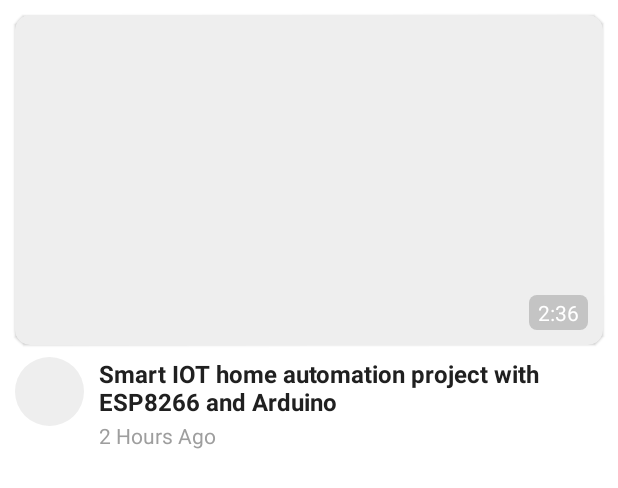
After one commit to ExamplesOnly/EO-Android, an Android app: the layout example_item_one.xml on its own in the app's theme, with its tools: preview values and no code run, on a phone screen of 412 x 824 dp. The commit adds this screen. Shown: the top 488 px of the screen. Run offline under Robolectric (Android 15) with nearby library versions, the phone set to English and light mode, and no system bars.

Commit message:
Home: build home layout

```diff
--- a/app/build.gradle
+++ b/app/build.gradle
@@ -51,12 +51,16 @@ dependencies {
 
     // UI components
     implementation 'com.google.android.material:material:1.2.1'
+    implementation 'de.hdodenhof:circleimageview:3.1.0'
     implementation project(':gallerypicker')
 
     //network
     implementation 'com.squareup.retrofit2:retrofit:2.9.0'
     implementation 'com.google.code.gson:gson:2.8.5'
     implementation 'com.squareup.retrofit2:converter-gson:2.1.0'
+    implementation 'com.github.bumptech.glide:glide:4.11.0'
+    annotationProcessor 'com.github.bumptech.glide:compiler:4.11.0'
+
     implementation 'com.google.android.gms:play-services-auth:18.1.0'
 
     implementation "androidx.core:core-ktx:1.3.2"
--- a/app/src/main/AndroidManifest.xml
+++ b/app/src/main/AndroidManifest.xml
@@ -5,6 +5,7 @@
     <uses-permission android:name="android.permission.READ_EXTERNAL_STORAGE" />
     <uses-permission android:name="android.permission.WRITE_EXTERNAL_STORAGE" />
     <uses-permission android:name="android.permission.CAMERA" />
+    <uses-permission android:name="android.permission.INTERNET" />
 
     <application
         android:allowBackup="true"
@@ -14,7 +15,6 @@
         android:roundIcon="@mipmap/ic_launcher_round"
         android:supportsRtl="true"
         android:theme="@style/AppTheme">
-        <activity android:name=".ui.activity.VideoPickerActivity"></activity>
         <activity android:name=".ui.activity.LoginActivity" />
         <activity android:name=".ui.activity.LaunchActivity">
             <intent-filter>
--- /dev/null
+++ b/app/src/main/java/com/examplesonly/android/ui/view/ExampleCard.java
@@ -0,0 +1,31 @@
+package com.examplesonly.android.ui.view;
+
+import android.content.Context;
+import android.util.AttributeSet;
+import android.view.View;
+import com.google.android.material.card.MaterialCardView;
+
+public class ExampleCard extends MaterialCardView {
+
+    public ExampleCard(final Context context, final AttributeSet attrs) {
+        super(context, attrs);
+    }
+
+    @Override
+    protected void onMeasure(final int widthMeasureSpec, final int heightMeasureSpec) {
+        super.onMeasure(widthMeasureSpec, heightMeasureSpec);
+
+        int width = getMeasuredWidth();
+        int height = (int) (width / 1.7778);
+
+        setMeasuredDimension(width, height);
+
+        final int count = getChildCount();
+        for (int i = 0; i < count; i++) {
+            final View v = getChildAt(i);
+            v.measure(MeasureSpec.makeMeasureSpec(getMeasuredWidth(),
+                    MeasureSpec.EXACTLY), MeasureSpec.makeMeasureSpec(
+                    getMeasuredHeight(), MeasureSpec.EXACTLY));
+        }
+    }
+}
--- /dev/null
+++ b/app/src/main/res/drawable/bg_duration_chip.xml
@@ -0,0 +1,11 @@
+<?xml version="1.0" encoding="UTF-8"?>
+<shape xmlns:android="http://schemas.android.com/apk/res/android"
+    android:id="@+id/listview_background_shape">
+    <padding
+        android:bottom="2dp"
+        android:left="2dp"
+        android:right="2dp"
+        android:top="2dp" />
+    <corners android:radius="5dp" />
+    <solid android:color="#34202020" />
+</shape>
--- /dev/null
+++ b/app/src/main/res/layout/example_item_one.xml
@@ -0,0 +1,96 @@
+<?xml version="1.0" encoding="utf-8"?>
+<androidx.constraintlayout.widget.ConstraintLayout xmlns:android="http://schemas.android.com/apk/res/android"
+    xmlns:app="http://schemas.android.com/apk/res-auto"
+    android:layout_width="match_parent"
+    android:layout_height="wrap_content">
+
+    <com.examplesonly.android.ui.view.ExampleCard
+        android:id="@+id/example_card"
+        android:layout_width="match_parent"
+        android:layout_height="200dp"
+        android:layout_margin="10dp"
+        android:clickable="true"
+        android:focusable="true"
+        app:cardBackgroundColor="@color/md_grey_200"
+        app:cardCornerRadius="10dp"
+        app:layout_constraintEnd_toEndOf="parent"
+        app:layout_constraintStart_toStartOf="parent"
+        app:layout_constraintTop_toTopOf="parent">
+
+        <androidx.constraintlayout.widget.ConstraintLayout
+            android:layout_width="match_parent"
+            android:layout_height="match_parent">
+
+
+            <ImageView
+                android:id="@+id/thumbnail"
+                android:layout_width="match_parent"
+                android:layout_height="match_parent"
+                android:scaleType="centerCrop"
+                app:layout_constraintBottom_toBottomOf="parent"
+                app:layout_constraintEnd_toEndOf="parent"
+                app:layout_constraintStart_toStartOf="parent"
+                app:layout_constraintTop_toTopOf="parent" />
+
+            <TextView
+                android:id="@+id/duration"
+                android:layout_width="wrap_content"
+                android:layout_height="wrap_content"
+                android:layout_marginEnd="10dp"
+                android:layout_marginBottom="10dp"
+                android:background="@drawable/bg_duration_chip"
+                android:paddingLeft="6dp"
+                android:paddingRight="6dp"
+                android:text="2:36"
+                android:textColor="@color/white"
+                app:layout_constraintBottom_toBottomOf="parent"
+                app:layout_constraintEnd_toEndOf="parent" />
+
+        </androidx.constraintlayout.widget.ConstraintLayout>
+
+    </com.examplesonly.android.ui.view.ExampleCard>
+
+
+    <de.hdodenhof.circleimageview.CircleImageView
+        android:id="@+id/profile_image"
+        android:layout_width="46dp"
+        android:layout_height="46dp"
+        android:layout_marginTop="8dp"
+        android:src="@color/md_grey_200"
+        app:civ_border_width="0dp"
+        app:layout_constraintStart_toStartOf="@+id/example_card"
+        app:layout_constraintTop_toBottomOf="@+id/example_card" />
+
+    <LinearLayout
+        android:layout_width="0dp"
+        android:layout_height="wrap_content"
+        android:layout_marginStart="10dp"
+        android:layout_marginTop="8dp"
+        android:layout_marginEnd="10dp"
+        android:orientation="vertical"
+        android:paddingBottom="10dp"
+        app:layout_constraintEnd_toEndOf="parent"
+        app:layout_constraintStart_toEndOf="@+id/profile_image"
+        app:layout_constraintTop_toBottomOf="@+id/example_card">
+
+        <TextView
+            android:id="@+id/title"
+            android:layout_width="wrap_content"
+            android:layout_height="wrap_content"
+            android:text="Smart IOT home automation project with ESP8266 and Arduino"
+            android:textColor="@color/dark"
+            android:textSize="16sp"
+            android:textStyle="bold" />
+
+        <TextView
+            android:id="@+id/meta_data"
+            android:layout_width="wrap_content"
+            android:layout_height="wrap_content"
+            android:layout_marginTop="2dp"
+            android:text="2 Hours Ago"
+            android:textColor="@color/md_grey_500"
+            android:textSize="14sp" />
+
+    </LinearLayout>
+
+</androidx.constraintlayout.widget.ConstraintLayout>
--- a/gallerypicker/build.gradle
+++ b/gallerypicker/build.gradle
@@ -47,7 +47,7 @@ dependencies {
     implementation 'androidx.recyclerview:recyclerview:1.1.0'
     implementation 'androidx.cardview:cardview:1.0.0'
     implementation 'org.jetbrains.anko:anko-sqlite:0.10.2'
-    implementation 'com.github.bumptech.glide:glide:4.7.1'
+    implementation 'com.github.bumptech.glide:glide:4.11.0'
 
     testImplementation 'junit:junit:4.13.1'
     androidTestImplementation 'androidx.test.ext:junit:1.1.2'
```
Also changed, not shown: app/src/main/java/com/examplesonly/android/adapter/HomeAdapter.java (added, +73 -0 lines), app/src/main/java/com/examplesonly/android/model/Example.java (added, +59 -0 lines), app/src/main/java/com/examplesonly/android/model/User.java (added, +67 -0 lines), app/src/main/java/com/examplesonly/android/ui/activity/MainActivity.java (+27 -19 lines), app/src/main/java/com/examplesonly/android/ui/fragment/ExploreFragment.java (added, +26 -0 lines), app/src/main/java/com/examplesonly/android/ui/fragment/HomeFragment.java (+49 -6 lines), app/src/main/java/com/examplesonly/android/ui/fragment/NotificationFragment.java (added, +63 -0 lines), app/src/main/java/com/examplesonly/android/ui/fragment/ProfileFragment.java (added, +63 -0 lines), app/src/main/res/layout/fragment_explore.xml (added, +13 -0 lines), app/src/main/res/layout/fragment_home.xml (+60 -6 lines), app/src/main/res/layout/fragment_notification.xml (added, +14 -0 lines), app/src/main/res/layout/fragment_profile.xml (added, +14 -0 lines), gallerypicker/src/main/res/layout/album_item.xml (+10 -9 lines).
